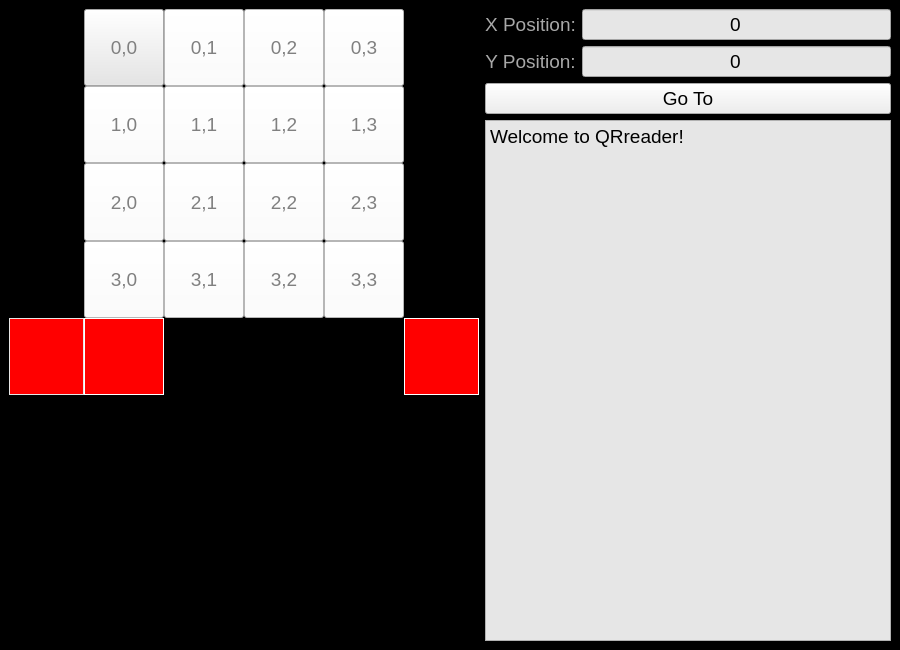
Before: the Qt Designer form Scanner GUI/QRreader/QRreaderWindow.ui in afylab/nanoSQUID-Scanning-Software, drawn with Qt 5.
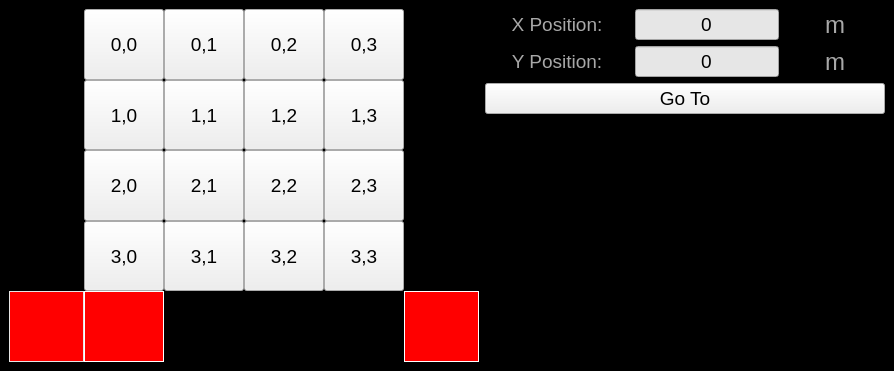
After: the same form once the commit is applied. Icons and pictures are not drawn.

The edit to the form file:
```diff
--- a/Scanner GUI/QRreader/QRreaderWindow.ui
+++ b/Scanner GUI/QRreader/QRreaderWindow.ui
@@ -6,8 +6,8 @@
    <rect>
     <x>0</x>
     <y>0</y>
-    <width>900</width>
-    <height>650</height>
+    <width>878</width>
+    <height>371</height>
    </rect>
   </property>
   <property name="sizePolicy">
@@ -24,8 +24,8 @@
   </property>
   <property name="maximumSize">
    <size>
-    <width>900</width>
-    <height>650</height>
+    <width>9999</width>
+    <height>9999</height>
    </size>
   </property>
   <property name="font">
@@ -40,6 +40,9 @@
    <iconset resource="../Resources/nSOTScannerResources.qrc">
     <normaloff>:/nSOTScanner/Pictures/jj_schema.svg</normaloff>:/nSOTScanner/Pictures/jj_schema.svg</iconset>
   </property>
+  <property name="styleSheet">
+   <string notr="true"/>
+  </property>
   <widget class="QWidget" name="centralwidget">
    <property name="sizePolicy">
     <sizepolicy hsizetype="Fixed" vsizetype="Fixed">
@@ -63,22 +66,202 @@
 
 QTextEdit{
 background: rgb(230,230,230)
+}
+
+QPushBotton{
+background-color: rgb(230,230,230);
+color:grey
 }</string>
    </property>
-   <layout class="QGridLayout" name="gridLayout_4">
-    <item row="2" column="0">
+   <layout class="QGridLayout" name="gridLayout_4" rowstretch="1,1,1,1" columnstretch="0,0">
+    <item row="2" column="1">
+     <layout class="QGridLayout" name="gridLayout" rowstretch="0" columnstretch="0"/>
+    </item>
+    <item row="1" column="1">
+     <layout class="QVBoxLayout" name="verticalLayout_3">
+      <item>
+       <widget class="QPushButton" name="PushBotton_Gotobutton">
+        <property name="text">
+         <string>Go To</string>
+        </property>
+       </widget>
+      </item>
+     </layout>
+    </item>
+    <item row="0" column="1">
+     <layout class="QGridLayout" name="gridLayout_3" rowstretch="1,1" columnstretch="1,1,0,0,0">
+      <item row="0" column="0">
+       <widget class="QLabel" name="Fix_X_Position_Label">
+        <property name="enabled">
+         <bool>true</bool>
+        </property>
+        <property name="font">
+         <font>
+          <pointsize>14</pointsize>
+         </font>
+        </property>
+        <property name="layoutDirection">
+         <enum>Qt::LeftToRight</enum>
+        </property>
+        <property name="styleSheet">
+         <string notr="true"/>
+        </property>
+        <property name="text">
+         <string>X Position:</string>
+        </property>
+        <property name="textFormat">
+         <enum>Qt::AutoText</enum>
+        </property>
+        <property name="scaledContents">
+         <bool>false</bool>
+        </property>
+        <property name="alignment">
+         <set>Qt::AlignCenter</set>
+        </property>
+       </widget>
+      </item>
+      <item row="1" column="1">
+       <widget class="QLineEdit" name="LineEdit_Yposition">
+        <property name="font">
+         <font>
+          <pointsize>14</pointsize>
+         </font>
+        </property>
+        <property name="text">
+         <string>0</string>
+        </property>
+        <property name="alignment">
+         <set>Qt::AlignCenter</set>
+        </property>
+       </widget>
+      </item>
+      <item row="1" column="0">
+       <widget class="QLabel" name="fyposition">
+        <property name="enabled">
+         <bool>true</bool>
+        </property>
+        <property name="font">
+         <font>
+          <pointsize>14</pointsize>
+         </font>
+        </property>
+        <property name="styleSheet">
+         <string notr="true"/>
+        </property>
+        <property name="text">
+         <string>Y Position:</string>
+        </property>
+        <property name="alignment">
+         <set>Qt::AlignCenter</set>
+        </property>
+       </widget>
+      </item>
+      <item row="0" column="1">
+       <widget class="QLineEdit" name="LineEdit_Xposition">
+        <property name="font">
+         <font>
+          <pointsize>14</pointsize>
+         </font>
+        </property>
+        <property name="text">
+         <string>0</string>
+        </property>
+        <property name="alignment">
+         <set>Qt::AlignCenter</set>
+        </property>
+       </widget>
+      </item>
+      <item row="0" column="2">
+       <spacer name="horizontalSpacer">
+        <property name="orientation">
+         <enum>Qt::Horizontal</enum>
+        </property>
+        <property name="sizeHint" stdset="0">
+         <size>
+          <width>40</width>
+          <height>20</height>
+         </size>
+        </property>
+       </spacer>
+      </item>
+      <item row="1" column="3">
+       <widget class="QLabel" name="Label_Unit2">
+        <property name="font">
+         <font>
+          <pointsize>18</pointsize>
+         </font>
+        </property>
+        <property name="text">
+         <string>m</string>
+        </property>
+       </widget>
+      </item>
+      <item row="0" column="3">
+       <widget class="QLabel" name="Label_Unit1">
+        <property name="font">
+         <font>
+          <pointsize>18</pointsize>
+         </font>
+        </property>
+        <property name="text">
+         <string>m</string>
+        </property>
+       </widget>
+      </item>
+      <item row="0" column="4">
+       <spacer name="horizontalSpacer_2">
+        <property name="orientation">
+         <enum>Qt::Horizontal</enum>
+        </property>
+        <property name="sizeHint" stdset="0">
+         <size>
+          <width>40</width>
+          <height>20</height>
+         </size>
+        </property>
+       </spacer>
+      </item>
+      <item row="1" column="2">
+       <spacer name="horizontalSpacer_3">
+        <property name="orientation">
+         <enum>Qt::Horizontal</enum>
+        </property>
+        <property name="sizeHint" stdset="0">
+         <size>
+          <width>40</width>
+          <height>20</height>
+         </size>
+        </property>
+       </spacer>
+      </item>
+      <item row="1" column="4">
+       <spacer name="horizontalSpacer_4">
+        <property name="orientation">
+         <enum>Qt::Horizontal</enum>
+        </property>
+        <property name="sizeHint" stdset="0">
+         <size>
+          <width>40</width>
+          <height>20</height>
+         </size>
+        </property>
+       </spacer>
+      </item>
+     </layout>
+    </item>
+    <item row="3" column="1">
      <layout class="QVBoxLayout" name="verticalLayout">
       <item>
        <widget class="QWidget" name="Frame_Minimap" native="true">
         <property name="minimumSize">
          <size>
-          <width>0</width>
+          <width>400</width>
           <height>240</height>
          </size>
         </property>
         <property name="maximumSize">
          <size>
-          <width>16777215</width>
+          <width>400</width>
           <height>240</height>
          </size>
         </property>
@@ -89,22 +272,22 @@
         <widget class="QWidget" name="Frame_TFTP" native="true">
          <property name="geometry">
           <rect>
-           <x>40</x>
-           <y>80</y>
-           <width>60</width>
-           <height>60</height>
+           <x>130</x>
+           <y>40</y>
+           <width>120</width>
+           <height>120</height>
           </rect>
          </property>
          <property name="minimumSize">
           <size>
-           <width>60</width>
-           <height>60</height>
+           <width>120</width>
+           <height>120</height>
           </size>
          </property>
          <property name="maximumSize">
           <size>
-           <width>60</width>
-           <height>60</height>
+           <width>120</width>
+           <height>120</height>
           </size>
          </property>
          <property name="styleSheet">
@@ -116,160 +299,83 @@
       </item>
      </layout>
     </item>
-    <item row="0" column="1">
-     <layout class="QGridLayout" name="gridLayout_3">
-      <item row="1" column="1">
-       <widget class="QLineEdit" name="Label_Yposition">
-        <property name="font">
-         <font>
-          <pointsize>14</pointsize>
-         </font>
-        </property>
-        <property name="text">
-         <string>0</string>
-        </property>
-        <property name="alignment">
-         <set>Qt::AlignCenter</set>
-        </property>
-       </widget>
-      </item>
-      <item row="0" column="1">
-       <widget class="QLineEdit" name="Label_Xposition">
-        <property name="font">
-         <font>
-          <pointsize>14</pointsize>
-         </font>
-        </property>
-        <property name="text">
-         <string>0</string>
-        </property>
-        <property name="alignment">
-         <set>Qt::AlignCenter</set>
-        </property>
-       </widget>
-      </item>
-      <item row="0" column="0">
-       <widget class="QLabel" name="Fix_X_Position_Label">
-        <property name="enabled">
-         <bool>true</bool>
-        </property>
-        <property name="font">
-         <font>
-          <pointsize>14</pointsize>
-         </font>
-        </property>
-        <property name="layoutDirection">
-         <enum>Qt::LeftToRight</enum>
-        </property>
-        <property name="styleSheet">
-         <string notr="true"/>
-        </property>
-        <property name="text">
-         <string>X Position:</string>
-        </property>
-        <property name="textFormat">
-         <enum>Qt::AutoText</enum>
-        </property>
-        <property name="scaledContents">
-         <bool>false</bool>
-        </property>
-        <property name="alignment">
-         <set>Qt::AlignCenter</set>
-        </property>
-       </widget>
-      </item>
-      <item row="1" column="0">
-       <widget class="QLabel" name="fyposition">
-        <property name="enabled">
-         <bool>true</bool>
-        </property>
-        <property name="font">
-         <font>
-          <pointsize>14</pointsize>
-         </font>
-        </property>
-        <property name="styleSheet">
-         <string notr="true"/>
-        </property>
-        <property name="text">
-         <string>Y Position:</string>
-        </property>
-        <property name="alignment">
-         <set>Qt::AlignCenter</set>
-        </property>
-       </widget>
-      </item>
-     </layout>
-    </item>
-    <item row="1" column="1" rowspan="2">
-     <layout class="QVBoxLayout" name="verticalLayout_3">
-      <item>
-       <widget class="QPushButton" name="PushBotton_Gotobutton">
-        <property name="text">
-         <string>Go To</string>
-        </property>
-       </widget>
-      </item>
-      <item>
-       <widget class="QTextEdit" name="Combobox_Text">
-        <property name="readOnly">
-         <bool>true</bool>
-        </property>
-        <property name="html">
-         <string>&lt;!DOCTYPE HTML PUBLIC &quot;-//W3C//DTD HTML 4.0//EN&quot; &quot;http://www.w3.org/TR/REC-html40/strict.dtd&quot;&gt;
-&lt;html&gt;&lt;head&gt;&lt;meta name=&quot;qrichtext&quot; content=&quot;1&quot; /&gt;&lt;style type=&quot;text/css&quot;&gt;
-p, li { white-space: pre-wrap; }
-&lt;/style&gt;&lt;/head&gt;&lt;body style=&quot; font-family:'MS Shell Dlg 2'; font-size:8.25pt; font-weight:400; font-style:normal;&quot;&gt;
-&lt;p style=&quot; margin-top:0px; margin-bottom:0px; margin-left:0px; margin-right:0px; -qt-block-indent:0; text-indent:0px;&quot;&gt;&lt;span style=&quot; font-size:14pt;&quot;&gt;Welcome to QRreader!&lt;/span&gt;&lt;/p&gt;&lt;/body&gt;&lt;/html&gt;</string>
-        </property>
-       </widget>
-      </item>
-     </layout>
-    </item>
-    <item row="0" column="0" rowspan="2">
+    <item row="0" column="0" rowspan="4">
      <layout class="QGridLayout" name="gridLayout_2" rowstretch="1,1,1,1,1" columnstretch="1,1,1,1,1,1">
       <property name="spacing">
        <number>0</number>
       </property>
-      <item row="1" column="2">
-       <widget class="QPushButton" name="PushBotton_qrcode11">
+      <item row="4" column="1">
+       <widget class="QPushButton" name="marker1">
+        <property name="enabled">
+         <bool>false</bool>
+        </property>
         <property name="sizePolicy">
          <sizepolicy hsizetype="Expanding" vsizetype="Expanding">
           <horstretch>0</horstretch>
           <verstretch>0</verstretch>
          </sizepolicy>
         </property>
-        <property name="font">
-         <font>
-          <pointsize>14</pointsize>
-         </font>
+        <property name="styleSheet">
+         <string notr="true">border: 1px solid white;
+ background-color: red</string>
         </property>
+        <property name="text">
+         <string/>
+        </property>
+       </widget>
+      </item>
+      <item row="4" column="0">
+       <widget class="QPushButton" name="marker2">
+        <property name="enabled">
+         <bool>false</bool>
+        </property>
+        <property name="sizePolicy">
+         <sizepolicy hsizetype="Expanding" vsizetype="Expanding">
+          <horstretch>0</horstretch>
+          <verstretch>0</verstretch>
+         </sizepolicy>
+        </property>
+        <property name="minimumSize">
+         <size>
+          <width>75</width>
+          <height>0</height>
+         </size>
+        </property>
         <property name="styleSheet">
-         <string notr="true">background-color: white;color:grey</string>
+         <string notr="true">border: 1px solid rgb(230,230,230);
+background-color: red</string>
         </property>
         <property name="text">
-         <string>1,1</string>
+         <string/>
         </property>
        </widget>
       </item>
-      <item row="1" column="3">
-       <widget class="QPushButton" name="PushBotton_qrcode12">
+      <item row="4" column="5">
+       <widget class="QPushButton" name="marker3">
+        <property name="enabled">
+         <bool>false</bool>
+        </property>
         <property name="sizePolicy">
          <sizepolicy hsizetype="Expanding" vsizetype="Expanding">
           <horstretch>0</horstretch>
           <verstretch>0</verstretch>
          </sizepolicy>
         </property>
-        <property name="font">
-         <font>
-          <pointsize>14</pointsize>
-         </font>
+        <property name="minimumSize">
+         <size>
+          <width>75</width>
+          <height>0</height>
+         </size>
         </property>
+        <property name="autoFillBackground">
+         <bool>false</bool>
+        </property>
         <property name="styleSheet">
-         <string notr="true">background-color: white;color:grey</string>
+         <string notr="true">border: 1px solid white;
+ background-color: red</string>
         </property>
         <property name="text">
-         <string>1,2</string>
+         <string/>
         </property>
        </widget>
       </item>
@@ -287,76 +393,13 @@
          </font>
         </property>
         <property name="styleSheet">
-         <string notr="true">background-color: white;color:grey</string>
+         <string notr="true"/>
         </property>
         <property name="text">
          <string>2,1</string>
         </property>
        </widget>
       </item>
-      <item row="1" column="1">
-       <widget class="QPushButton" name="PushBotton_qrcode10">
-        <property name="sizePolicy">
-         <sizepolicy hsizetype="Expanding" vsizetype="Expanding">
-          <horstretch>0</horstretch>
-          <verstretch>0</verstretch>
-         </sizepolicy>
-        </property>
-        <property name="font">
-         <font>
-          <pointsize>14</pointsize>
-         </font>
-        </property>
-        <property name="styleSheet">
-         <string notr="true">background-color: white;color:grey</string>
-        </property>
-        <property name="text">
-         <string>1,0</string>
-        </property>
-       </widget>
-      </item>
-      <item row="1" column="4">
-       <widget class="QPushButton" name="PushBotton_qrcode13">
-        <property name="sizePolicy">
-         <sizepolicy hsizetype="Expanding" vsizetype="Expanding">
-          <horstretch>0</horstretch>
-          <verstretch>0</verstretch>
-         </sizepolicy>
-        </property>
-        <property name="font">
-         <font>
-          <pointsize>14</pointsize>
-         </font>
-        </property>
-        <property name="styleSheet">
-         <string notr="true">background-color: white;color:grey</string>
-        </property>
-        <property name="text">
-         <string>1,3</string>
-        </property>
-       </widget>
-      </item>
-      <item row="2" column="3">
-       <widget class="QPushButton" name="PushBotton_qrcode22">
-        <property name="sizePolicy">
-         <sizepolicy hsizetype="Expanding" vsizetype="Expanding">
-          <horstretch>0</horstretch>
-          <verstretch>0</verstretch>
-         </sizepolicy>
-        </property>
-        <property name="font">
-         <font>
-          <pointsize>14</pointsize>
-         </font>
-        </property>
-        <property name="styleSheet">
-         <string notr="true">background-color: white;color:grey</string>
-        </property>
-        <property name="text">
-         <string>2,2</string>
-        </property>
-       </widget>
-      </item>
       <item row="3" column="4">
        <widget class="QPushButton" name="PushBotton_qrcode33">
         <property name="sizePolicy">
@@ -374,7 +417,7 @@
          <bool>false</bool>
         </property>
         <property name="styleSheet">
-         <string notr="true">background-color: white;color:grey</string>
+         <string notr="true"/>
         </property>
         <property name="text">
          <string>3,3</string>
@@ -395,167 +438,13 @@
          </font>
         </property>
         <property name="styleSheet">
-         <string notr="true">background-color: white;color:grey</string>
+         <string notr="true"/>
         </property>
         <property name="text">
          <string>3,1</string>
         </property>
        </widget>
       </item>
-      <item row="0" column="4">
-       <widget class="QPushButton" name="PushBotton_qrcode03">
-        <property name="sizePolicy">
-         <sizepolicy hsizetype="Expanding" vsizetype="Expanding">
-          <horstretch>0</horstretch>
-          <verstretch>0</verstretch>
-         </sizepolicy>
-        </property>
-        <property name="font">
-         <font>
-          <pointsize>14</pointsize>
-         </font>
-        </property>
-        <property name="styleSheet">
-         <string notr="true">background-color: white;color:grey</string>
-        </property>
-        <property name="text">
-         <string>0,3</string>
-        </property>
-       </widget>
-      </item>
-      <item row="2" column="1">
-       <widget class="QPushButton" name="PushBotton_qrcode20">
-        <property name="sizePolicy">
-         <sizepolicy hsizetype="Expanding" vsizetype="Expanding">
-          <horstretch>0</horstretch>
-          <verstretch>0</verstretch>
-         </sizepolicy>
-        </property>
-        <property name="font">
-         <font>
-          <pointsize>14</pointsize>
-         </font>
-        </property>
-        <property name="styleSheet">
-         <string notr="true">background-color: white;color:grey</string>
-        </property>
-        <property name="text">
-         <string>2,0</string>
-        </property>
-       </widget>
-      </item>
-      <item row="3" column="3">
-       <widget class="QPushButton" name="PushBotton_qrcode32">
-        <property name="sizePolicy">
-         <sizepolicy hsizetype="Expanding" vsizetype="Expanding">
-          <horstretch>0</horstretch>
-          <verstretch>0</verstretch>
-         </sizepolicy>
-        </property>
-        <property name="font">
-         <font>
-          <pointsize>14</pointsize>
-         </font>
-        </property>
-        <property name="styleSheet">
-         <string notr="true">background-color: white;color:grey</string>
-        </property>
-        <property name="text">
-         <string>3,2</string>
-        </property>
-       </widget>
-      </item>
-      <item row="3" column="1">
-       <widget class="QPushButton" name="PushBotton_qrcode30">
-        <property name="sizePolicy">
-         <sizepolicy hsizetype="Expanding" vsizetype="Expanding">
-          <horstretch>0</horstretch>
-          <verstretch>0</verstretch>
-         </sizepolicy>
-        </property>
-        <property name="font">
-         <font>
-          <pointsize>14</pointsize>
-         </font>
-        </property>
-        <property name="styleSheet">
-         <string notr="true">background-color: white;color:grey</string>
-        </property>
-        <property name="text">
-         <string>3,0</string>
-        </property>
-       </widget>
-      </item>
-      <item row="0" column="3">
-       <widget class="QPushButton" name="PushBotton_qrcode02">
-        <property name="sizePolicy">
-         <sizepolicy hsizetype="Expanding" vsizetype="Expanding">
-          <horstretch>0</horstretch>
-          <verstretch>0</verstretch>
-         </sizepolicy>
-        </property>
-        <property name="font">
-         <font>
-          <pointsize>14</pointsize>
-         </font>
-        </property>
-        <property name="contextMenuPolicy">
-         <enum>Qt::PreventContextMenu</enum>
-        </property>
-        <property name="styleSheet">
-         <string notr="true">background-color: white;color:grey</string>
-        </property>
-        <property name="text">
-         <string>0,2</string>
-        </property>
-       </widget>
-      </item>
-      <item row="4" column="0">
-       <widget class="QPushButton" name="marker2">
-        <property name="enabled">
-         <bool>false</bool>
-        </property>
-        <property name="sizePolicy">
-         <sizepolicy hsizetype="Expanding" vsizetype="Expanding">
-          <horstretch>0</horstretch>
-          <verstretch>0</verstretch>
-         </sizepolicy>
-        </property>
-        <property name="minimumSize">
-         <size>
-          <width>75</width>
-          <height>0</height>
-         </size>
-        </property>
-        <property name="styleSheet">
-         <string notr="true">border: 1px solid rgb(230,230,230);
-background-color: red</string>
-        </property>
-        <property name="text">
-         <string/>
-        </property>
-       </widget>
-      </item>
-      <item row="4" column="1">
-       <widget class="QPushButton" name="marker1">
-        <property name="enabled">
-         <bool>false</bool>
-        </property>
-        <property name="sizePolicy">
-         <sizepolicy hsizetype="Expanding" vsizetype="Expanding">
-          <horstretch>0</horstretch>
-          <verstretch>0</verstretch>
-         </sizepolicy>
-        </property>
-        <property name="styleSheet">
-         <string notr="true">border: 1px solid white;
- background-color: red</string>
-        </property>
-        <property name="text">
-         <string/>
-        </property>
-       </widget>
-      </item>
       <item row="0" column="2">
        <widget class="QPushButton" name="PushBotton_qrcode01">
         <property name="sizePolicy">
@@ -570,13 +459,34 @@
          </font>
         </property>
         <property name="styleSheet">
-         <string notr="true">background-color: white;color:grey</string>
+         <string notr="true"/>
         </property>
         <property name="text">
          <string>0,1</string>
         </property>
        </widget>
       </item>
+      <item row="1" column="1">
+       <widget class="QPushButton" name="PushBotton_qrcode10">
+        <property name="sizePolicy">
+         <sizepolicy hsizetype="Expanding" vsizetype="Expanding">
+          <horstretch>0</horstretch>
+          <verstretch>0</verstretch>
+         </sizepolicy>
+        </property>
+        <property name="font">
+         <font>
+          <pointsize>14</pointsize>
+         </font>
+        </property>
+        <property name="styleSheet">
+         <string notr="true"/>
+        </property>
+        <property name="text">
+         <string>1,0</string>
+        </property>
+       </widget>
+      </item>
       <item row="0" column="1">
        <widget class="QPushButton" name="PushBotton_qrcode00">
         <property name="sizePolicy">
@@ -594,13 +504,118 @@
          <bool>false</bool>
         </property>
         <property name="styleSheet">
-         <string notr="true">background-color: rgb(230,230,230);color:grey</string>
+         <string notr="true"/>
         </property>
         <property name="text">
          <string>0,0</string>
         </property>
        </widget>
       </item>
+      <item row="1" column="2">
+       <widget class="QPushButton" name="PushBotton_qrcode11">
+        <property name="sizePolicy">
+         <sizepolicy hsizetype="Expanding" vsizetype="Expanding">
+          <horstretch>0</horstretch>
+          <verstretch>0</verstretch>
+         </sizepolicy>
+        </property>
+        <property name="font">
+         <font>
+          <pointsize>14</pointsize>
+         </font>
+        </property>
+        <property name="styleSheet">
+         <string notr="true"/>
+        </property>
+        <property name="text">
+         <string>1,1</string>
+        </property>
+       </widget>
+      </item>
+      <item row="0" column="3">
+       <widget class="QPushButton" name="PushBotton_qrcode02">
+        <property name="sizePolicy">
+         <sizepolicy hsizetype="Expanding" vsizetype="Expanding">
+          <horstretch>0</horstretch>
+          <verstretch>0</verstretch>
+         </sizepolicy>
+        </property>
+        <property name="font">
+         <font>
+          <pointsize>14</pointsize>
+         </font>
+        </property>
+        <property name="contextMenuPolicy">
+         <enum>Qt::PreventContextMenu</enum>
+        </property>
+        <property name="styleSheet">
+         <string notr="true"/>
+        </property>
+        <property name="text">
+         <string>0,2</string>
+        </property>
+       </widget>
+      </item>
+      <item row="2" column="1">
+       <widget class="QPushButton" name="PushBotton_qrcode20">
+        <property name="sizePolicy">
+         <sizepolicy hsizetype="Expanding" vsizetype="Expanding">
+          <horstretch>0</horstretch>
+          <verstretch>0</verstretch>
+         </sizepolicy>
+        </property>
+        <property name="font">
+         <font>
+          <pointsize>14</pointsize>
+         </font>
+        </property>
+        <property name="styleSheet">
+         <string notr="true"/>
+        </property>
+        <property name="text">
+         <string>2,0</string>
+        </property>
+       </widget>
+      </item>
+      <item row="1" column="3">
+       <widget class="QPushButton" name="PushBotton_qrcode12">
+        <property name="sizePolicy">
+         <sizepolicy hsizetype="Expanding" vsizetype="Expanding">
+          <horstretch>0</horstretch>
+          <verstretch>0</verstretch>
+         </sizepolicy>
+        </property>
+        <property name="font">
+         <font>
+          <pointsize>14</pointsize>
+         </font>
+        </property>
+        <property name="text">
+         <string>1,2</string>
+        </property>
+       </widget>
+      </item>
+      <item row="2" column="3">
+       <widget class="QPushButton" name="PushBotton_qrcode22">
+        <property name="sizePolicy">
+         <sizepolicy hsizetype="Expanding" vsizetype="Expanding">
+          <horstretch>0</horstretch>
+          <verstretch>0</verstretch>
+         </sizepolicy>
+        </property>
+        <property name="font">
+         <font>
+          <pointsize>14</pointsize>
+         </font>
+        </property>
+        <property name="styleSheet">
+         <string notr="true"/>
+        </property>
+        <property name="text">
+         <string>2,2</string>
+        </property>
+       </widget>
+      </item>
       <item row="2" column="4">
        <widget class="QPushButton" name="PushBotton_qrcode23">
         <property name="sizePolicy">
@@ -615,42 +630,240 @@
          </font>
         </property>
         <property name="styleSheet">
-         <string notr="true">background-color: white;color:grey</string>
+         <string notr="true"/>
         </property>
         <property name="text">
          <string>2,3</string>
         </property>
        </widget>
       </item>
-      <item row="4" column="5">
-       <widget class="QPushButton" name="marker3">
-        <property name="enabled">
-         <bool>false</bool>
+      <item row="3" column="1">
+       <widget class="QPushButton" name="PushBotton_qrcode30">
+        <property name="sizePolicy">
+         <sizepolicy hsizetype="Expanding" vsizetype="Expanding">
+          <horstretch>0</horstretch>
+          <verstretch>0</verstretch>
+         </sizepolicy>
         </property>
+        <property name="font">
+         <font>
+          <pointsize>14</pointsize>
+         </font>
+        </property>
+        <property name="styleSheet">
+         <string notr="true"/>
+        </property>
+        <property name="text">
+         <string>3,0</string>
+        </property>
+       </widget>
+      </item>
+      <item row="0" column="4">
+       <widget class="QPushButton" name="PushBotton_qrcode03">
         <property name="sizePolicy">
          <sizepolicy hsizetype="Expanding" vsizetype="Expanding">
           <horstretch>0</horstretch>
           <verstretch>0</verstretch>
          </sizepolicy>
         </property>
-        <property name="minimumSize">
-         <size>
-          <width>75</width>
-          <height>0</height>
-         </size>
+        <property name="font">
+         <font>
+          <pointsize>14</pointsize>
+         </font>
         </property>
-        <property name="autoFillBackground">
-         <bool>false</bool>
+        <property name="styleSheet">
+         <string notr="true"/>
         </property>
+        <property name="text">
+         <string>0,3</string>
+        </property>
+       </widget>
+      </item>
+      <item row="1" column="4">
+       <widget class="QPushButton" name="PushBotton_qrcode13">
+        <property name="sizePolicy">
+         <sizepolicy hsizetype="Expanding" vsizetype="Expanding">
+          <horstretch>0</horstretch>
+          <verstretch>0</verstretch>
+         </sizepolicy>
+        </property>
+        <property name="font">
+         <font>
+          <pointsize>14</pointsize>
+         </font>
+        </property>
         <property name="styleSheet">
-         <string notr="true">border: 1px solid white;
- background-color: red</string>
+         <string notr="true"/>
         </property>
         <property name="text">
-         <string/>
+         <string>1,3</string>
         </property>
        </widget>
       </item>
+      <item row="3" column="3">
+       <widget class="QPushButton" name="PushBotton_qrcode32">
+        <property name="sizePolicy">
+         <sizepolicy hsizetype="Expanding" vsizetype="Expanding">
+          <horstretch>0</horstretch>
+          <verstretch>0</verstretch>
+         </sizepolicy>
+        </property>
+        <property name="font">
+         <font>
+          <pointsize>14</pointsize>
+         </font>
+        </property>
+        <property name="styleSheet">
+         <string notr="true"/>
+        </property>
+        <property name="text">
+         <string>3,2</string>
+        </property>
+       </widget>
+      </item>
+      <item row="0" column="0">
+       <spacer name="verticalSpacer">
+        <property name="orientation">
+         <enum>Qt::Vertical</enum>
+        </property>
+        <property name="sizeHint" stdset="0">
+         <size>
+          <width>20</width>
+          <height>40</height>
+         </size>
+        </property>
+       </spacer>
+      </item>
+      <item row="1" column="0">
+       <spacer name="verticalSpacer_2">
+        <property name="orientation">
+         <enum>Qt::Vertical</enum>
+        </property>
+        <property name="sizeHint" stdset="0">
+         <size>
+          <width>20</width>
+          <height>40</height>
+         </size>
+        </property>
+       </spacer>
+      </item>
+      <item row="2" column="0">
+       <spacer name="verticalSpacer_3">
+        <property name="orientation">
+         <enum>Qt::Vertical</enum>
+        </property>
+        <property name="sizeHint" stdset="0">
+         <size>
+          <width>20</width>
+          <height>40</height>
+         </size>
+        </property>
+       </spacer>
+      </item>
+      <item row="3" column="0">
+       <spacer name="verticalSpacer_4">
+        <property name="orientation">
+         <enum>Qt::Vertical</enum>
+        </property>
+        <property name="sizeHint" stdset="0">
+         <size>
+          <width>20</width>
+          <height>40</height>
+         </size>
+        </property>
+       </spacer>
+      </item>
+      <item row="3" column="5">
+       <spacer name="verticalSpacer_5">
+        <property name="orientation">
+         <enum>Qt::Vertical</enum>
+        </property>
+        <property name="sizeHint" stdset="0">
+         <size>
+          <width>20</width>
+          <height>40</height>
+         </size>
+        </property>
+       </spacer>
+      </item>
+      <item row="2" column="5">
+       <spacer name="verticalSpacer_6">
+        <property name="orientation">
+         <enum>Qt::Vertical</enum>
+        </property>
+        <property name="sizeHint" stdset="0">
+         <size>
+          <width>20</width>
+          <height>40</height>
+         </size>
+        </property>
+       </spacer>
+      </item>
+      <item row="1" column="5">
+       <spacer name="verticalSpacer_7">
+        <property name="orientation">
+         <enum>Qt::Vertical</enum>
+        </property>
+        <property name="sizeHint" stdset="0">
+         <size>
+          <width>20</width>
+          <height>40</height>
+         </size>
+        </property>
+       </spacer>
+      </item>
+      <item row="0" column="5">
+       <spacer name="verticalSpacer_8">
+        <property name="orientation">
+         <enum>Qt::Vertical</enum>
+        </property>
+        <property name="sizeHint" stdset="0">
+         <size>
+          <width>20</width>
+          <height>40</height>
+         </size>
+        </property>
+       </spacer>
+      </item>
+      <item row="4" column="2">
+       <spacer name="horizontalSpacer_5">
+        <property name="orientation">
+         <enum>Qt::Horizontal</enum>
+        </property>
+        <property name="sizeHint" stdset="0">
+         <size>
+          <width>40</width>
+          <height>20</height>
+         </size>
+        </property>
+       </spacer>
+      </item>
+      <item row="4" column="3">
+       <spacer name="horizontalSpacer_6">
+        <property name="orientation">
+         <enum>Qt::Horizontal</enum>
+        </property>
+        <property name="sizeHint" stdset="0">
+         <size>
+          <width>40</width>
+          <height>20</height>
+         </size>
+        </property>
+       </spacer>
+      </item>
+      <item row="4" column="4">
+       <spacer name="horizontalSpacer_7">
+        <property name="orientation">
+         <enum>Qt::Horizontal</enum>
+        </property>
+        <property name="sizeHint" stdset="0">
+         <size>
+          <width>40</width>
+          <height>20</height>
+         </size>
+        </property>
+       </spacer>
+      </item>
      </layout>
     </item>
    </layout>
```
